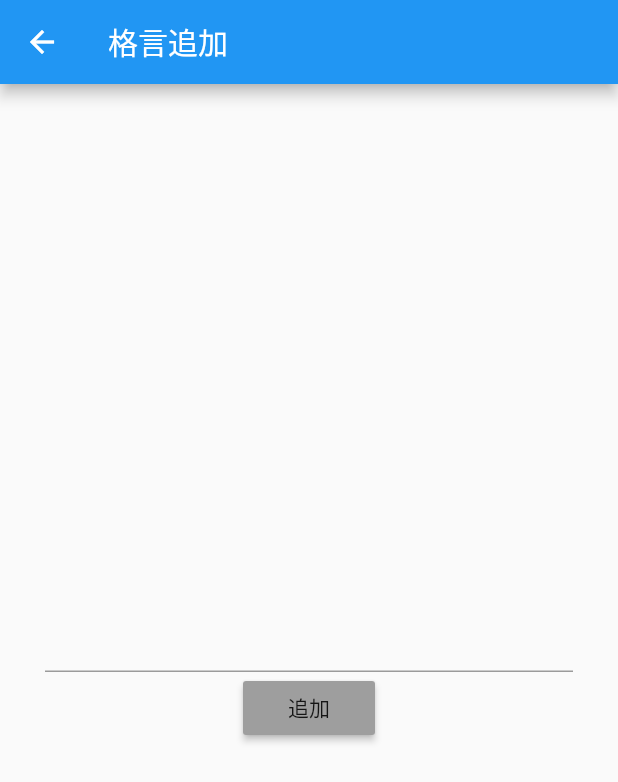
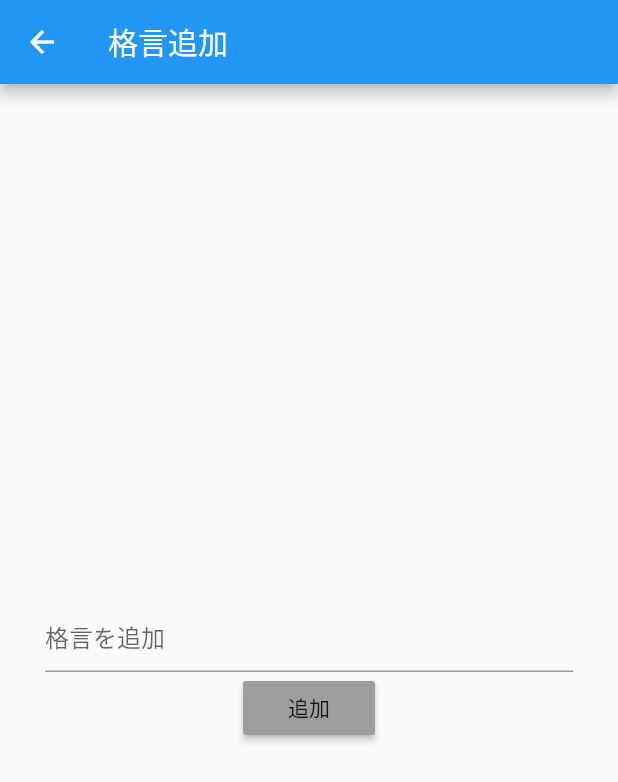
Before and after one commit to 98-7373/todo_app, a Flutter app: the NomalPage screen opened directly, on a phone screen of 412 x 824 dp. Shown: the top 782 px of the screen. Run offline on Flutter 3.47's test engine with Material 2 defaults, Android fonts, the phone set to English and light mode, and no system bars; our stand-ins replace random_string, shared_preferences; accounts and stored records are empty.

Commit message:
hintText追加

```diff
--- a/lib/home_screen.dart
+++ b/lib/home_screen.dart
@@ -1,7 +1,5 @@
 import 'package:flutter/cupertino.dart';
 import 'package:flutter/material.dart';
-import 'package:font_awesome_flutter/font_awesome_flutter.dart';
-import 'package:todo_app/nomal/nomal_page.dart';
 import 'package:todo_app/nomal/nomal_screen.dart';
 import 'package:todo_app/todo/todo_page.dart';
 
--- a/lib/main.dart
+++ b/lib/main.dart
@@ -1,14 +1,11 @@
 import 'package:flutter/material.dart';
-import 'package:font_awesome_flutter/font_awesome_flutter.dart';
 import 'package:todo_app/home_screen.dart';
-import 'package:todo_app/todo/todo_page.dart';
+
 
 void main() {
   runApp(MyApp());
 }
-// ignore: must_be_immutable
 class MyApp extends StatelessWidget {
-  var titleText = 'flutter';
   @override
   Widget build(BuildContext context) {
     return MaterialApp(
--- a/lib/nomal/nomal_page.dart
+++ b/lib/nomal/nomal_page.dart
@@ -26,6 +26,9 @@ class _NomalPageState extends State<NomalPage> {
               style: TextStyle(color: Colors.blue),
             ),
             TextField(
+              decoration: InputDecoration(
+                hintText: "格言を追加"
+              ),
               onChanged: (String value) {
                 setState(() {
                   _text1 = value;
--- a/lib/todo/todo_detail.dart
+++ b/lib/todo/todo_detail.dart
@@ -26,6 +26,9 @@ class _TodoDetailState extends State<TodoDetail> {
               style: TextStyle(color: Colors.blue),
             ),
             TextField(
+              decoration: InputDecoration(
+                hintText: "TODOを追加"
+              ),
               onChanged: (String value) {
                 setState(() {
                   _text = value;
--- a/pubspec.yaml
+++ b/pubspec.yaml
@@ -23,6 +23,7 @@ dependencies:
   carousel_slider: ^3.0.0
   shared_preferences: ^0.5.8
   json_serializable: ^3.5.0
+  introduction_screen: ^1.0.7
 
 dev_dependencies:
   flutter_test:
```
Also changed, not shown: pubspec.lock, 1 other file.
